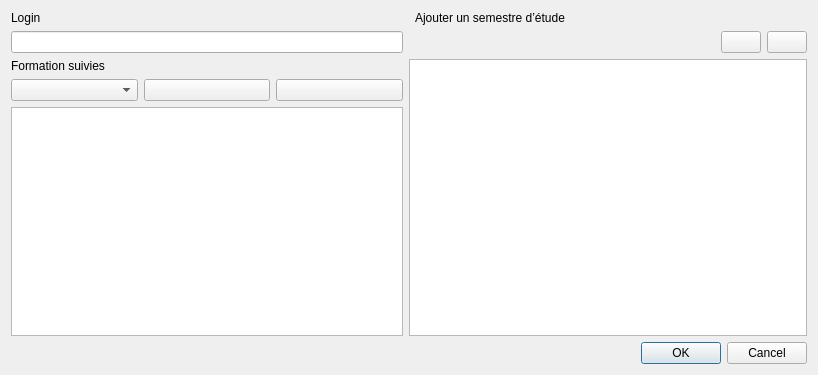
This is qt/ui/adddossierdialog.ui in alecalve/UTProfiler as Qt 5 draws it before an edit. The edited form follows.
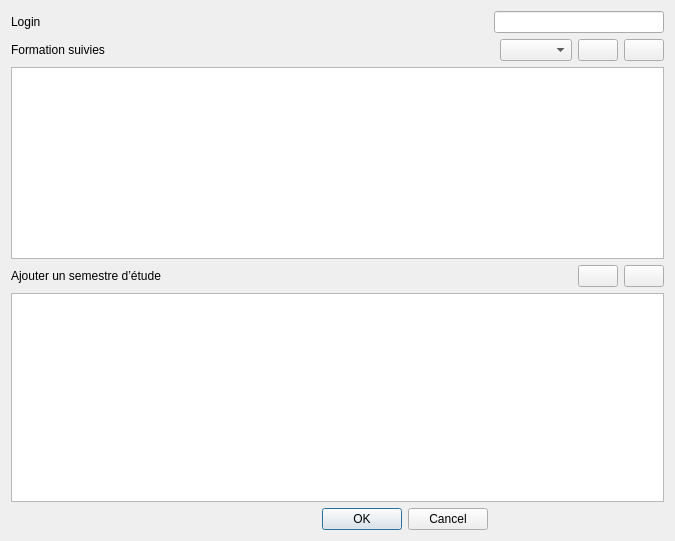
This is the edited form. Icons and pictures are not drawn.

Commit message: Amélioration affichage

Diff of the .ui file:
```diff
--- a/qt/ui/adddossierdialog.ui
+++ b/qt/ui/adddossierdialog.ui
@@ -6,83 +6,22 @@
    <rect>
     <x>0</x>
     <y>0</y>
-    <width>818</width>
-    <height>375</height>
+    <width>675</width>
+    <height>541</height>
    </rect>
   </property>
   <property name="windowTitle">
    <string>Dialog</string>
   </property>
-  <layout class="QVBoxLayout" name="verticalLayout">
-   <item>
     <layout class="QGridLayout" name="gridLayout">
-     <item row="4" column="0">
-      <widget class="QTableWidget" name="tableWidget"/>
-     </item>
-     <item row="0" column="2">
-      <widget class="QLabel" name="label_3">
-       <property name="text">
-        <string>Ajouter un semestre d’étude</string>
-       </property>
-      </widget>
-     </item>
-     <item row="0" column="0">
-      <widget class="QLabel" name="label">
-       <property name="text">
-        <string>Login</string>
-       </property>
-      </widget>
-     </item>
-     <item row="1" column="2">
-      <layout class="QHBoxLayout" name="horizontalLayout_2">
-       <item>
-        <spacer name="horizontalSpacer">
-         <property name="orientation">
-          <enum>Qt::Horizontal</enum>
-         </property>
-         <property name="sizeHint" stdset="0">
-          <size>
-           <width>40</width>
-           <height>20</height>
-          </size>
-         </property>
-        </spacer>
-       </item>
-       <item>
-        <widget class="QPushButton" name="addSemestre">
-         <property name="text">
-          <string/>
-         </property>
-         <property name="icon">
-          <iconset resource="../icons.qrc">
-           <normaloff>:/new/icons/add.png</normaloff>:/new/icons/add.png</iconset>
-         </property>
-        </widget>
-       </item>
-       <item>
-        <widget class="QPushButton" name="deleteSemestre">
-         <property name="text">
-          <string/>
-         </property>
-         <property name="icon">
-          <iconset resource="../icons.qrc">
-           <normaloff>:/new/icons/bin.png</normaloff>:/new/icons/bin.png</iconset>
-         </property>
-        </widget>
-       </item>
-      </layout>
-     </item>
-     <item row="1" column="0">
-      <widget class="QLineEdit" name="loginEdit"/>
-     </item>
-     <item row="2" column="0">
+   <item row="1" column="0" colspan="2">
       <widget class="QLabel" name="label_2">
        <property name="text">
         <string>Formation suivies</string>
        </property>
       </widget>
      </item>
-     <item row="3" column="0">
+   <item row="1" column="2" colspan="2">
       <layout class="QHBoxLayout" name="horizontalLayout">
        <item>
         <widget class="QComboBox" name="formationBox"/>
@@ -111,12 +50,21 @@
        </item>
       </layout>
      </item>
-     <item row="2" column="1" rowspan="3" colspan="2">
-      <widget class="QTableWidget" name="tableSemestre"/>
-     </item>
-    </layout>
+   <item row="4" column="0" colspan="3">
+    <widget class="QLabel" name="label_3">
+     <property name="text">
+      <string>Ajouter un semestre d’étude</string>
+     </property>
+    </widget>
+   </item>
+   <item row="5" column="0" colspan="4">
+    <widget class="QTableWidget" name="tableSemestre">
+     <attribute name="horizontalHeaderStretchLastSection">
+      <bool>true</bool>
+     </attribute>
+    </widget>
    </item>
-   <item>
+   <item row="6" column="0">
     <widget class="QDialogButtonBox" name="buttonBox">
      <property name="orientation">
       <enum>Qt::Horizontal</enum>
@@ -126,6 +74,45 @@
      </property>
     </widget>
    </item>
+   <item row="2" column="0" rowspan="2" colspan="4">
+    <widget class="QTableWidget" name="tableWidget"/>
+   </item>
+   <item row="0" column="0">
+    <widget class="QLabel" name="label">
+     <property name="text">
+      <string>Login</string>
+     </property>
+    </widget>
+   </item>
+   <item row="4" column="3">
+    <layout class="QHBoxLayout" name="horizontalLayout_2">
+     <item>
+      <widget class="QPushButton" name="addSemestre">
+       <property name="text">
+        <string/>
+       </property>
+       <property name="icon">
+        <iconset resource="../icons.qrc">
+         <normaloff>:/new/icons/add.png</normaloff>:/new/icons/add.png</iconset>
+       </property>
+      </widget>
+     </item>
+     <item>
+      <widget class="QPushButton" name="deleteSemestre">
+       <property name="text">
+        <string/>
+       </property>
+       <property name="icon">
+        <iconset resource="../icons.qrc">
+         <normaloff>:/new/icons/bin.png</normaloff>:/new/icons/bin.png</iconset>
+       </property>
+      </widget>
+     </item>
+    </layout>
+   </item>
+   <item row="0" column="1" colspan="3">
+    <widget class="QLineEdit" name="loginEdit"/>
+   </item>
   </layout>
  </widget>
  <resources>
```
Lines whose indentation alone changed are shown as unchanged. The commit also changes 2 other files.
